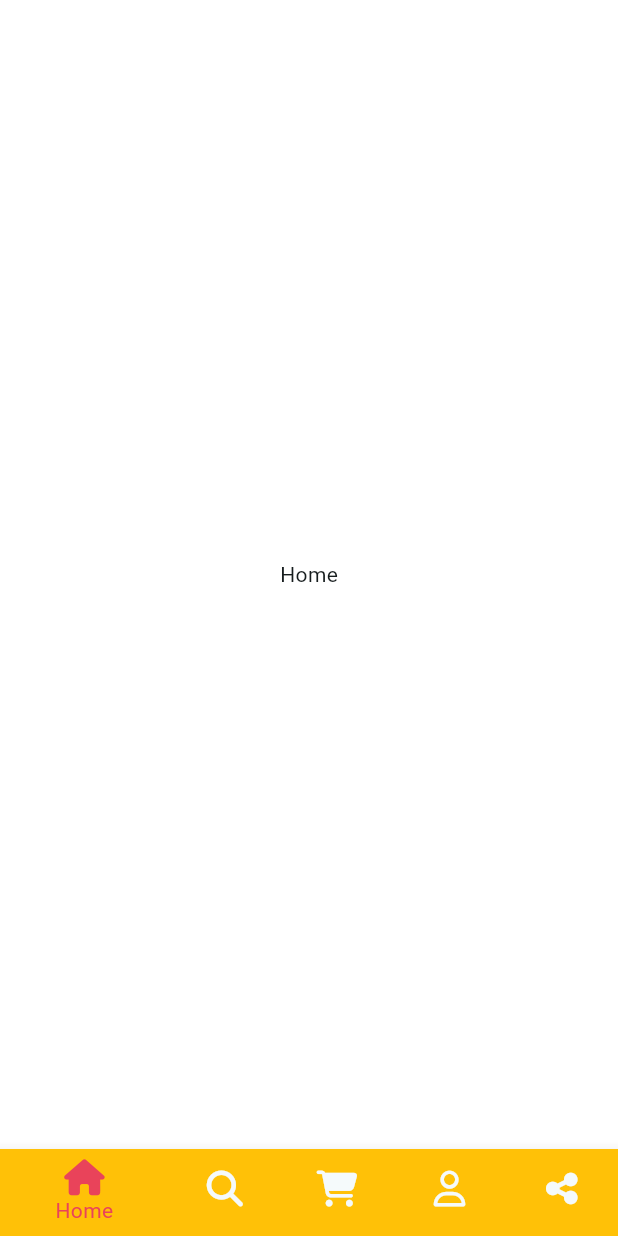
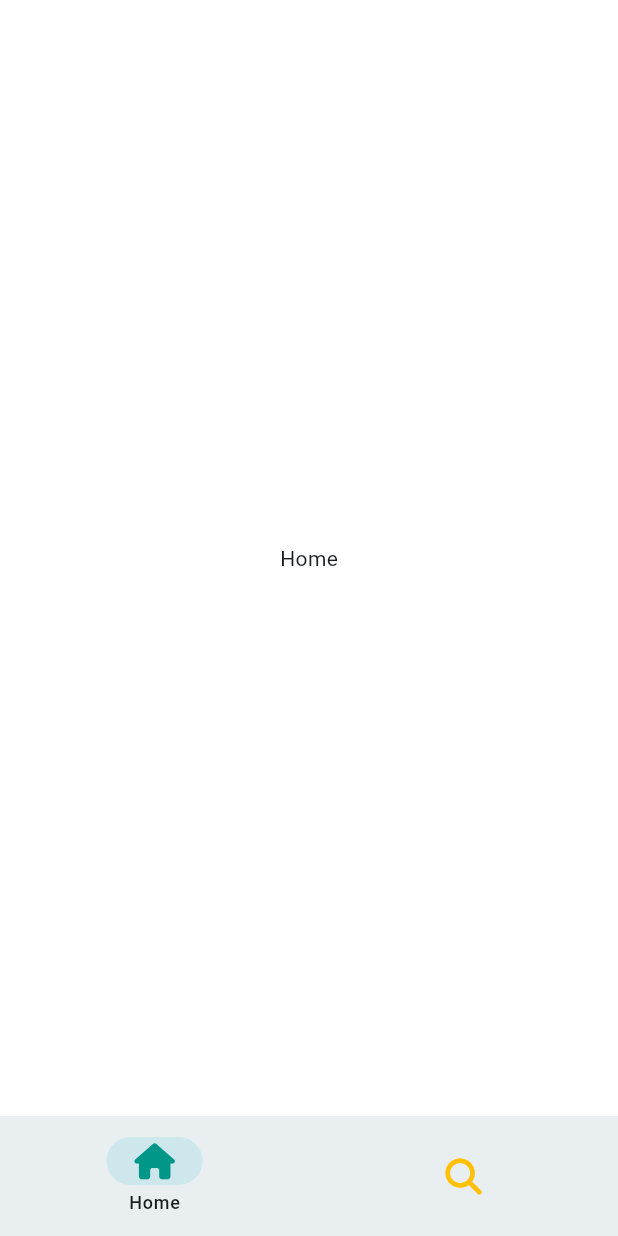
Before and after one commit to thekuhn37/flutter_tiktokclone, a Flutter app: the screen it shows after launch, on a phone screen of 412 x 824 dp. Run offline on Flutter 3.47's test engine with Material 3 defaults, Android fonts, the phone set to English and light mode, and no system bars; our stand-ins replace font_awesome_flutter.

Commit message:
6.3 NavigationBar

```diff
--- a/lib/features/main_navigation/main_navigation_screen.dart
+++ b/lib/features/main_navigation/main_navigation_screen.dart
@@ -39,48 +39,26 @@ class _MainNavigationScreenState extends State<MainNavigationScreen> {
   Widget build(BuildContext context) {
     return Scaffold(
         body: screens[_selectedIndex],
-      bottomNavigationBar: BottomNavigationBar(
-        type: BottomNavigationBarType.shifting,
-        // When the type is set as 'shifting', then the backgroundcolor
-        // will be shown even when the number of icon is less than 4.
-        currentIndex: _selectedIndex,
-        onTap: _onTap,
-        backgroundColor: Colors.white,
-        selectedItemColor: Theme.of(context).colorScheme.onPrimary,
-        // unselectedItemColor: Colors.black,
-        items: const [
-          BottomNavigationBarItem(
-            icon: FaIcon(FontAwesomeIcons.house),
-            label: "Home",
-            tooltip: "What are you?",
-            backgroundColor: Colors.amber,
+        bottomNavigationBar: NavigationBar(
+          labelBehavior: NavigationDestinationLabelBehavior.onlyShowSelected,
+          selectedIndex: _selectedIndex,
+          onDestinationSelected: _onTap,
+          destinations: const [
+            NavigationDestination(
+              icon: FaIcon(
+                FontAwesomeIcons.house,
+                color: Colors.teal,
               ),
-          BottomNavigationBarItem(
-            icon: FaIcon(FontAwesomeIcons.magnifyingGlass),
-            label: "Search",
-            tooltip: "What are you?",
-            backgroundColor: Colors.blue,
+              label: 'Home',
             ),
-          BottomNavigationBarItem(
-            icon: FaIcon(FontAwesomeIcons.cartShopping),
-            label: "Cart",
-            tooltip: "What are you?",
-            backgroundColor: Colors.cyan,
+            NavigationDestination(
+              icon: FaIcon(
+                FontAwesomeIcons.magnifyingGlass,
+                color: Colors.amber,
               ),
-          BottomNavigationBarItem(
-            icon: FaIcon(FontAwesomeIcons.user),
-            label: "Account",
-            tooltip: "What are you?",
-            backgroundColor: Colors.green,
-          ),
-          BottomNavigationBarItem(
-            icon: FaIcon(FontAwesomeIcons.shareNodes),
-            label: "Share",
-            tooltip: "What are you?",
-            backgroundColor: Colors.grey,
+              label: 'Search',
             ),
           ],
-      ),
-    );
+        ));
   }
 }
```
Lines whose indentation alone changed are shown as unchanged.
